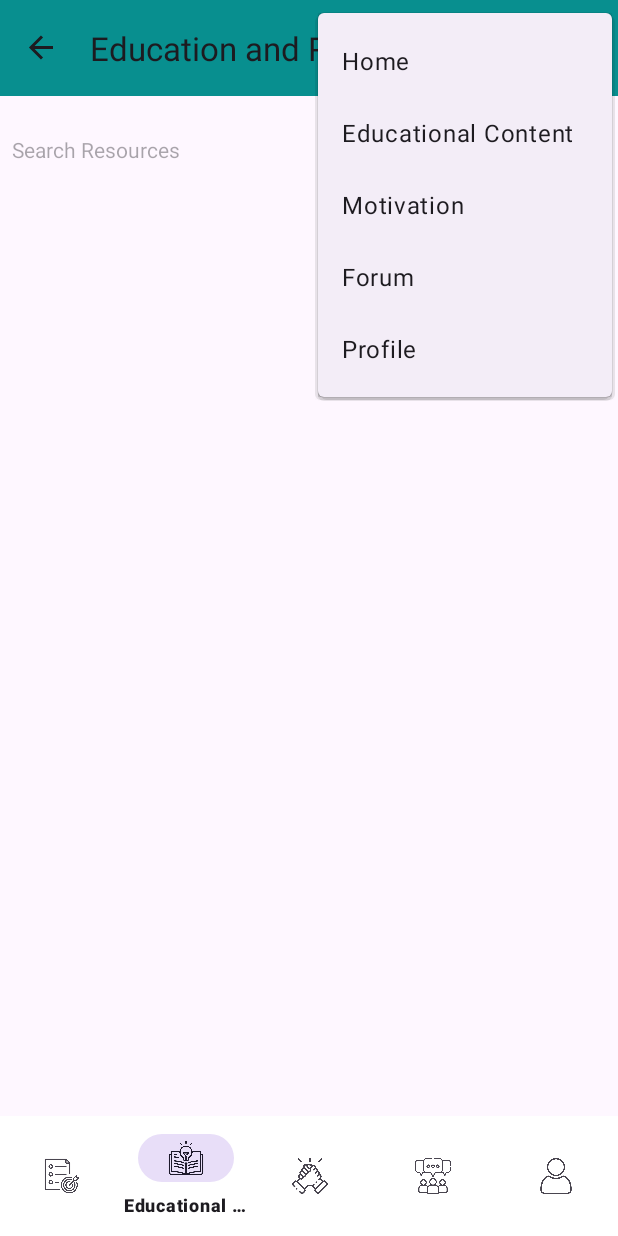
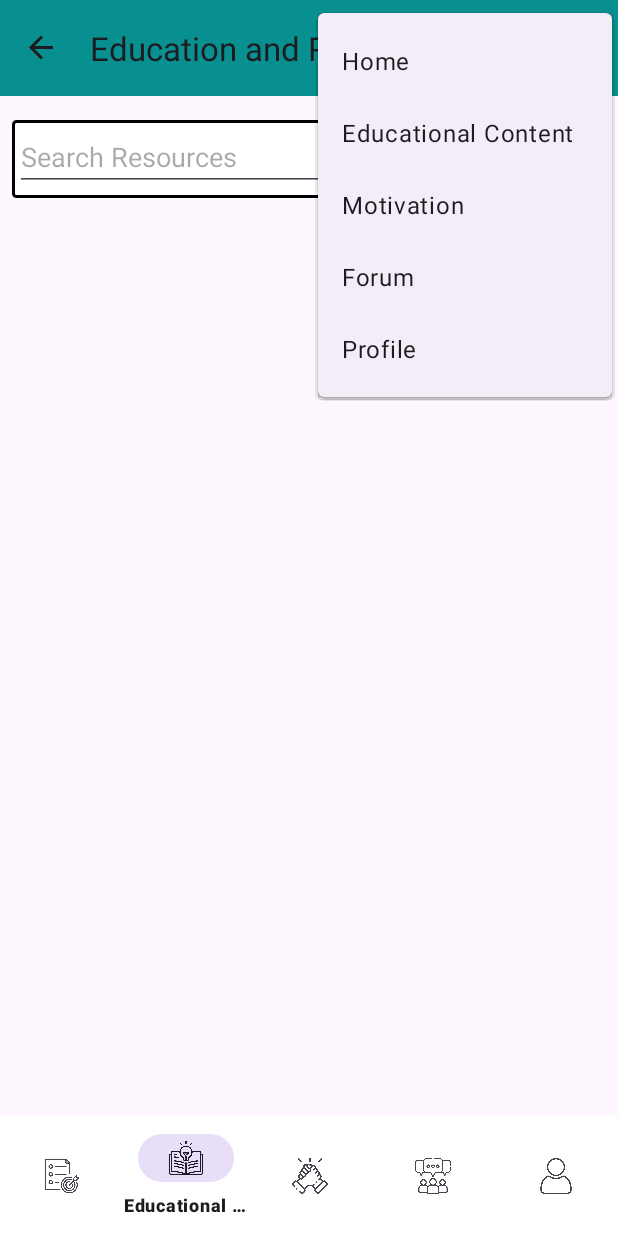
Before and after one commit to caileechang/drugrecoveryapps, an Android app: the EducationalContentFragment screen opened through its navigation route, with the options menu open, on a phone screen of 412 x 824 dp. Run offline under Robolectric (Android 15) with nearby library versions, the phone set to English and light mode, and no system bars; our stand-ins replace Firebase (no records; nobody signed in at launch, a user with empty details on screens opened directly), navigation-ui.

Commit message:
Modify Education and Resources

```diff
--- a/app/build.gradle
+++ b/app/build.gradle
@@ -48,4 +48,6 @@ dependencies {
     androidTestImplementation 'androidx.test.ext:junit:1.1.5'
     androidTestImplementation 'androidx.test.espresso:espresso-core:3.5.1'
     implementation 'com.google.firebase:firebase-firestore:23.0.3'
+    implementation 'com.uncopt:android.justified:1.0'
+
 }
--- a/app/src/main/java/com/example/drugrecoveryapp/EducationalContentFragment.java
+++ b/app/src/main/java/com/example/drugrecoveryapp/EducationalContentFragment.java
@@ -71,7 +71,7 @@ public class EducationalContentFragment extends Fragment {
                              Bundle savedInstanceState) {
         View rootView = inflater.inflate(R.layout.fragment_educational_content, container, false);
 
-        RecyclerView rvContacts = rootView.findViewById(R.id.rvContacts);
+        RecyclerView rvDrug = rootView.findViewById(R.id.rvDrug);
 
         ArrayList<Drug> drugArrayList = new ArrayList<Drug>();
         db.collection("Resources").get().addOnCompleteListener(task -> {
@@ -84,10 +84,10 @@ public class EducationalContentFragment extends Fragment {
 
                 // Create the adapter and set it to the recyclerview
                 DrugsAdapter adapter = new DrugsAdapter(drugArrayList);
-                rvContacts.setAdapter(adapter);
+                rvDrug.setAdapter(adapter);
 
                 // Set layout manager to position the items
-                rvContacts.setLayoutManager(new LinearLayoutManager(getActivity()));
+                rvDrug.setLayoutManager(new LinearLayoutManager(getActivity()));
             } else {
                 Log.d(TAG, "Error getting documents:", task.getException());
             }
--- a/app/src/main/java/com/example/drugrecoveryapp/educationResources/DrugsAdapter.java
+++ b/app/src/main/java/com/example/drugrecoveryapp/educationResources/DrugsAdapter.java
@@ -1,4 +1,5 @@
 package com.example.drugrecoveryapp.educationResources;
+
 
 
 import android.content.Context;
@@ -6,6 +7,7 @@ import android.view.LayoutInflater;
 import android.view.View;
 import android.view.ViewGroup;
 import android.widget.Button;
+import android.widget.ImageView;
 import android.widget.TextView;
 
 import androidx.annotation.NonNull;
@@ -24,6 +26,8 @@ public class DrugsAdapter extends
         public TextView drugDescriptionTV;
         public Button readMoreButton;
 
+        public ImageView drugImage;
+
         // We also create a constructor that accepts the entire item row
         // and does the view lookups to find each subview
         public ViewHolder(View itemView) {
@@ -34,15 +38,16 @@ public class DrugsAdapter extends
             drugNameTV = (TextView) itemView.findViewById(R.id.drug_name);
             drugDescriptionTV = (TextView)itemView.findViewById(R.id.drug_description);
             readMoreButton = (Button) itemView.findViewById(R.id.read_more);
+            drugImage = (ImageView) itemView.findViewById(R.id.drug_image);
         }
 
 
     }
-    private List<Drug> mContacts;
+    private List<Drug> drugList;
 
     // Pass in the contact array into the constructor
     public DrugsAdapter(List<Drug> contacts) {
-        mContacts = contacts;
+        drugList = contacts;
     }
 
     @NonNull
@@ -62,20 +67,24 @@ public class DrugsAdapter extends
     @Override
     public void onBindViewHolder(@NonNull ViewHolder holder, int position) {
         // Get the data model based on position
-        Drug contact = mContacts.get(position);
+        Drug drug = drugList.get(position);
         // Set item views based on your views and data model
         TextView drugNameTV = holder.drugNameTV;
-        drugNameTV.setText(contact.getName());
+        drugNameTV.setText(drug.getName());
         TextView drugDescriptionTV = holder.drugDescriptionTV;
-        drugDescriptionTV.setText(contact.getDrugDescription());
+        drugDescriptionTV.setText(drug.getDrugDescription());
         Button button = holder.readMoreButton;
         button.setText("Read More");
-        button.setEnabled(contact.isReadMore());
+        button.setEnabled(drug.isReadMore());
+        ImageView imageView = holder.drugImage;
+        imageView.setImageResource(R.drawable.drug);
+
+
     }
 
     @Override
     public int getItemCount() {
-        return mContacts.size();
+        return drugList.size();
     }
 
 
--- /dev/null
+++ b/app/src/main/res/drawable/border_background.xml
@@ -0,0 +1,13 @@
+<?xml version="1.0" encoding="utf-8"?><!-- res/drawable/border_background.xml -->
+<shape xmlns:android="http://schemas.android.com/apk/res/android">
+    <solid android:color="#FFFFFF" /> <!-- Background color of the EditText -->
+    <corners android:radius="2dp" /> <!-- Corner radius, adjust as needed -->
+    <stroke
+        android:width="2dp"
+        android:color="#000000" /> <!-- Border width, adjust as needed -->
+    <padding
+        android:left="2dp"
+        android:top="2dp"
+        android:right="2dp"
+        android:bottom="2dp" />
+</shape>
--- a/app/src/main/res/layout/fragment_educational_content.xml
+++ b/app/src/main/res/layout/fragment_educational_content.xml
@@ -11,24 +11,25 @@
 
     <FrameLayout
         android:layout_width="391dp"
-        android:layout_height="39dp"
+        android:layout_height="wrap_content"
         android:layout_marginStart="8dp"
-        android:layout_marginTop="16dp">
+        android:layout_marginTop="16dp"
+        android:background="@drawable/border_background">
 
         <LinearLayout
             android:layout_width="match_parent"
             android:layout_height="match_parent"
             android:orientation="horizontal">
 
-            <TextView
-                android:id="@+id/textView3"
-                android:layout_width="298dp"
+            <EditText
+                android:id="@+id/search_keyword"
+                android:layout_width="265dp"
                 android:layout_height="wrap_content"
                 android:hint="Search Resources" />
 
             <Button
                 android:id="@+id/button"
-                android:layout_width="wrap_content"
+                android:layout_width="119dp"
                 android:layout_height="wrap_content"
                 android:text="Search" />
 
@@ -37,10 +38,10 @@
     </FrameLayout>
 
     <androidx.recyclerview.widget.RecyclerView
-        android:id="@+id/rvContacts"
+        android:id="@+id/rvDrug"
         android:layout_width="374dp"
         android:layout_height="610dp"
         android:layout_marginStart="16dp"
-        android:layout_marginTop="72dp" />
+        android:layout_marginTop="20dp" />
 
 </LinearLayout>
--- a/app/src/main/res/layout/item_drug.xml
+++ b/app/src/main/res/layout/item_drug.xml
@@ -21,7 +21,7 @@
             android:orientation="horizontal">
 
             <ImageView
-                android:id="@+id/imageView3"
+                android:id="@+id/drug_image"
                 android:layout_width="126dp"
                 android:layout_height="164dp"
                 android:layout_weight="1"
@@ -41,6 +41,8 @@
                     android:layout_width="wrap_content"
                     android:layout_height="wrap_content"
                     android:layout_weight="1"
+                    android:textColor="#009688"
+                    android:textSize="20sp"
                     tools:text="Drug Name" />
 
                 <TextView
```
Also changed, not shown: 1 other file.
